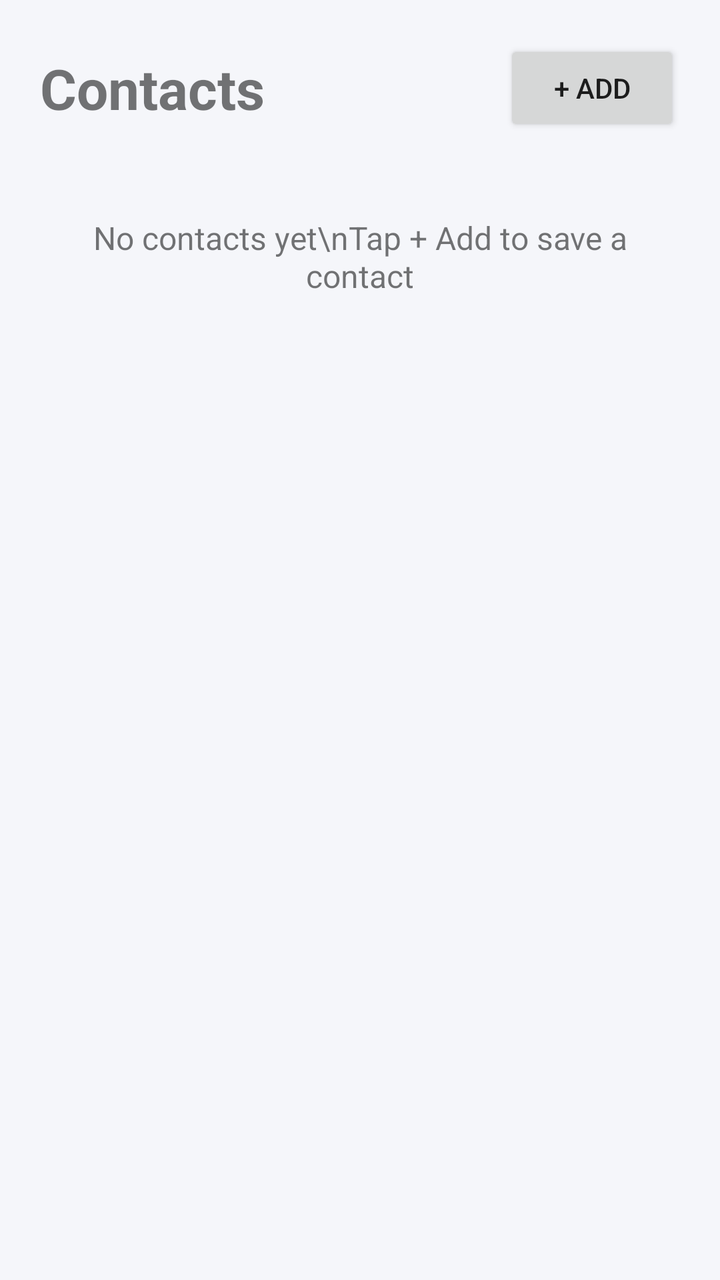
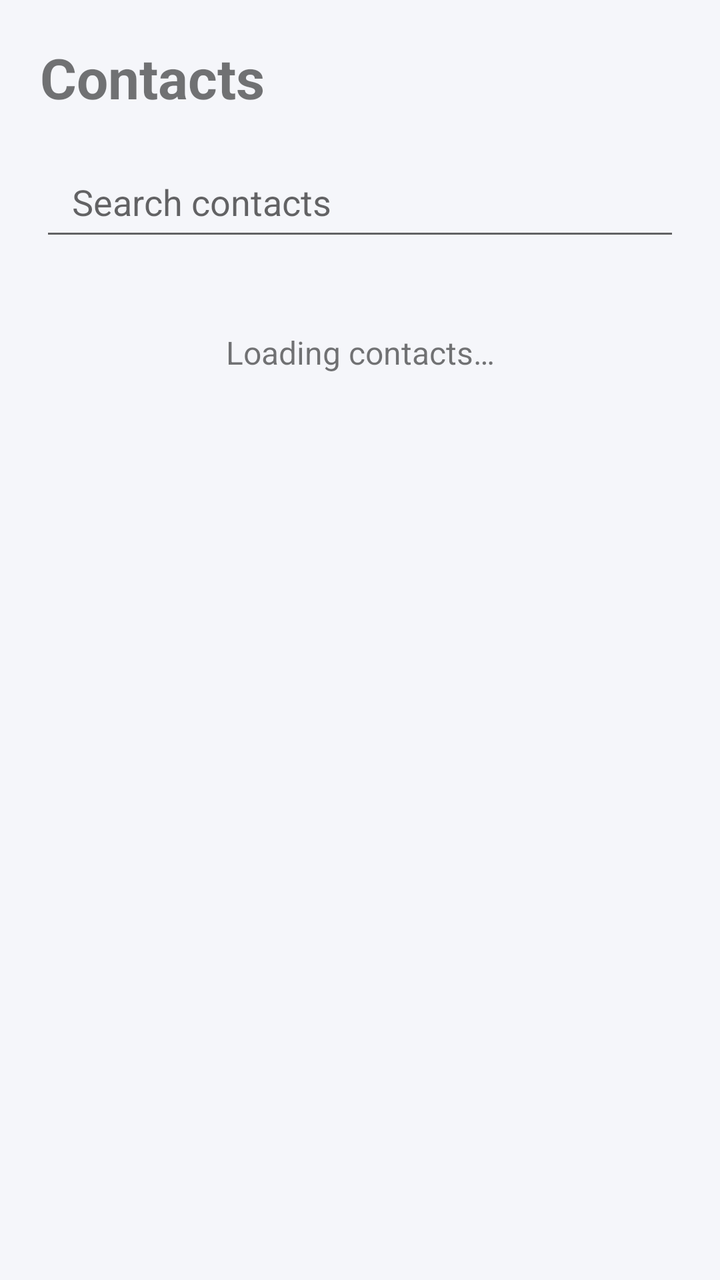

An Android layout rendered at two revisions. The XML below is the earlier revision; the diff shows what the commit changed to produce the second picture.
<!-- AndroidManifest.xml: application theme Theme.SipCaller -->
<!-- res/layout/fragment_contacts.xml -->
<?xml version="1.0" encoding="utf-8"?>
<LinearLayout xmlns:android="http://schemas.android.com/apk/res/android"
    android:layout_width="match_parent"
    android:layout_height="match_parent"
    android:orientation="vertical"
    android:padding="20dp">

    <LinearLayout android:layout_width="match_parent" android:layout_height="wrap_content" android:gravity="center_vertical">
        <TextView android:layout_width="0dp" android:layout_height="wrap_content" android:layout_weight="1" android:text="Contacts" android:textSize="28sp" android:textStyle="bold" />
        <Button android:id="@+id/addContactButton" android:layout_width="wrap_content" android:layout_height="wrap_content" android:text="+ Add" />
    </LinearLayout>

    <TextView android:id="@+id/contactsEmptyText" android:layout_width="match_parent" android:layout_height="wrap_content" android:layout_marginTop="40dp" android:gravity="center" android:text="No contacts yet\nTap + Add to save a contact" android:textSize="16sp" />

    <ScrollView android:id="@+id/contactsScroll" android:layout_width="match_parent" android:layout_height="0dp" android:layout_weight="1" android:visibility="gone">
        <LinearLayout android:id="@+id/contactsList" android:layout_width="match_parent" android:layout_height="wrap_content" android:orientation="vertical" />
    </ScrollView>
</LinearLayout>
<!-- resources referenced by this layout -->
<resources>
  <style name="Theme.SipCaller" parent="Theme.MaterialComponents.Light.NoActionBar">
          <item name="colorPrimary">@color/primary</item>
          <item name="colorPrimaryDark">@color/primary_dark</item>
          <item name="colorAccent">@color/primary</item>
          <item name="android:windowBackground">@color/background</item>
          <item name="android:statusBarColor">@color/surface</item>
          <item name="android:windowLightStatusBar">true</item>
      </style>
  <color name="primary">#2962FF</color>
  <color name="primary_dark">#1A237E</color>
  <color name="background">#F5F6FA</color>
  <color name="surface">#FFFFFF</color>
</resources>

<!-- the commit's change to res/layout/fragment_contacts.xml (unified diff, before → after) -->
@@ -5,14 +5,43 @@
     android:orientation="vertical"
     android:padding="20dp">
 
-    <LinearLayout android:layout_width="match_parent" android:layout_height="wrap_content" android:gravity="center_vertical">
-        <TextView android:layout_width="0dp" android:layout_height="wrap_content" android:layout_weight="1" android:text="Contacts" android:textSize="28sp" android:textStyle="bold" />
-        <Button android:id="@+id/addContactButton" android:layout_width="wrap_content" android:layout_height="wrap_content" android:text="+ Add" />
-    </LinearLayout>
+    <TextView
+        android:layout_width="match_parent"
+        android:layout_height="wrap_content"
+        android:text="Contacts"
+        android:textSize="28sp"
+        android:textStyle="bold" />
 
-    <TextView android:id="@+id/contactsEmptyText" android:layout_width="match_parent" android:layout_height="wrap_content" android:layout_marginTop="40dp" android:gravity="center" android:text="No contacts yet\nTap + Add to save a contact" android:textSize="16sp" />
+    <EditText
+        android:id="@+id/contactsSearch"
+        android:layout_width="match_parent"
+        android:layout_height="52dp"
+        android:layout_marginTop="16dp"
+        android:hint="Search contacts"
+        android:inputType="text"
+        android:paddingStart="16dp"
+        android:paddingEnd="16dp" />
 
-    <ScrollView android:id="@+id/contactsScroll" android:layout_width="match_parent" android:layout_height="0dp" android:layout_weight="1" android:visibility="gone">
-        <LinearLayout android:id="@+id/contactsList" android:layout_width="match_parent" android:layout_height="wrap_content" android:orientation="vertical" />
+    <TextView
+        android:id="@+id/contactsEmptyText"
+        android:layout_width="match_parent"
+        android:layout_height="wrap_content"
+        android:layout_marginTop="40dp"
+        android:gravity="center"
+        android:text="Loading contacts…"
+        android:textSize="16sp" />
+
+    <ScrollView
+        android:id="@+id/contactsScroll"
+        android:layout_width="match_parent"
+        android:layout_height="0dp"
+        android:layout_marginTop="10dp"
+        android:layout_weight="1"
+        android:visibility="gone">
+        <LinearLayout
+            android:id="@+id/contactsList"
+            android:layout_width="match_parent"
+            android:layout_height="wrap_content"
+            android:orientation="vertical" />
     </ScrollView>
 </LinearLayout>
